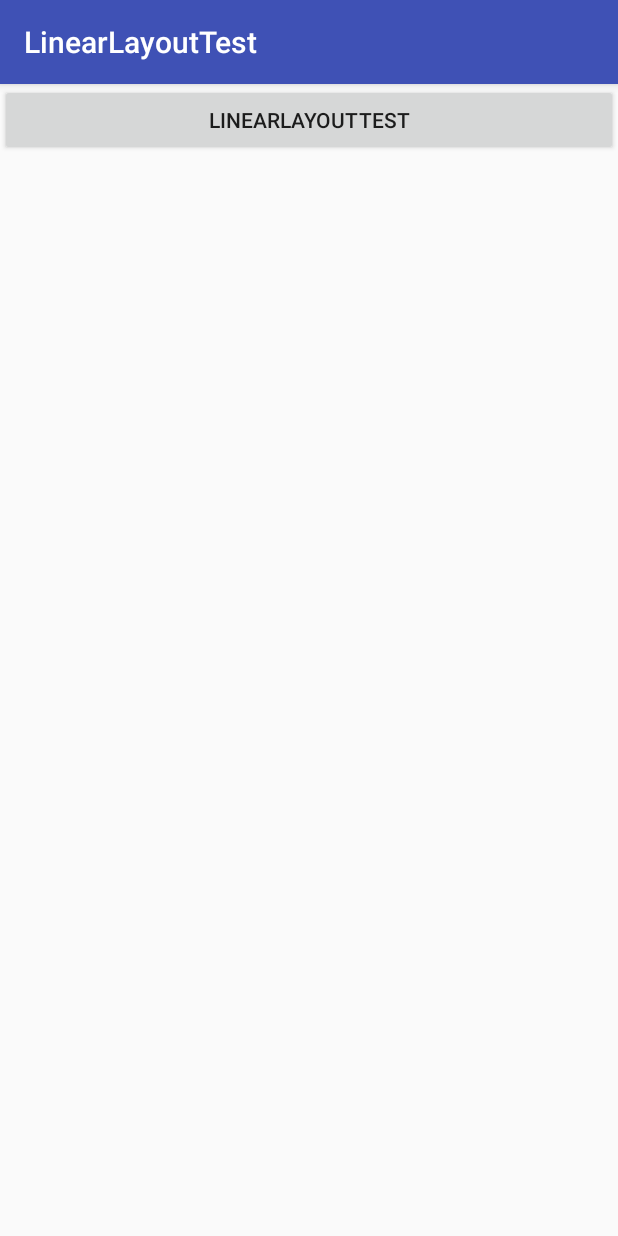
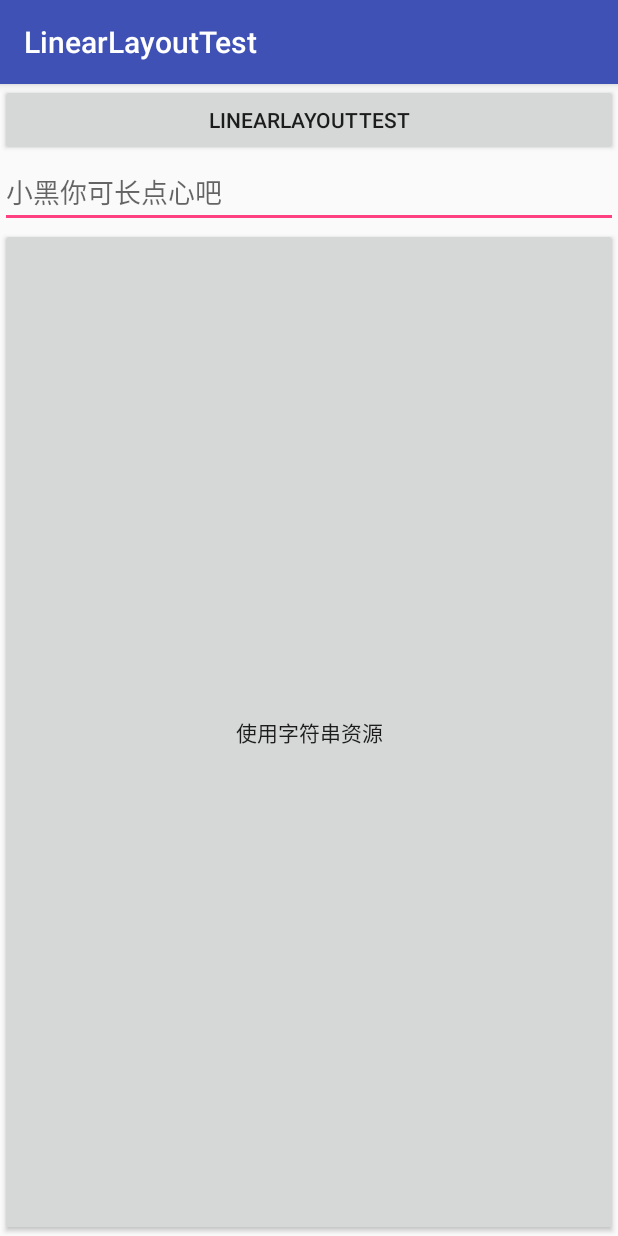
Before and after one commit to xhh4215/LinearLayoutTest, an Android app: the screen it shows after launch (MainActivity), on a phone screen of 412 x 824 dp. Run offline under Robolectric (Android 15) with nearby library versions, the phone set to English and light mode, and no system bars.

Commit message:
使用资源文件夹的字符资源

```diff
--- a/app/src/main/res/layout/activity_main.xml
+++ b/app/src/main/res/layout/activity_main.xml
@@ -5,8 +5,19 @@
     android:orientation="vertical">
 
     <Button
+        android:id="@+id/buttonid"
         android:layout_width="match_parent"
         android:layout_height="wrap_content"
         android:text="@string/app_name" />
+    <EditText
+        android:id="@+id/edittextid"
+        android:layout_width="match_parent"
+        android:layout_height="wrap_content"
+        android:hint="@string/edit_text"/>
+    <Button
+        android:layout_width="match_parent"
+        android:layout_height="0dp"
+        android:text="@string/string_text"
+        android:layout_weight="1"/>
 
 </LinearLayout>
--- a/app/src/main/res/values/strings.xml
+++ b/app/src/main/res/values/strings.xml
@@ -1,4 +1,6 @@
 <resources>
     <string name="app_name">LinearLayoutTest</string>
     <string name="button_text">线性布局的练习</string>
+    <string name="edit_text">小黑你可长点心吧</string>
+    <string name="string_text">使用字符串资源</string>
 </resources>
```
